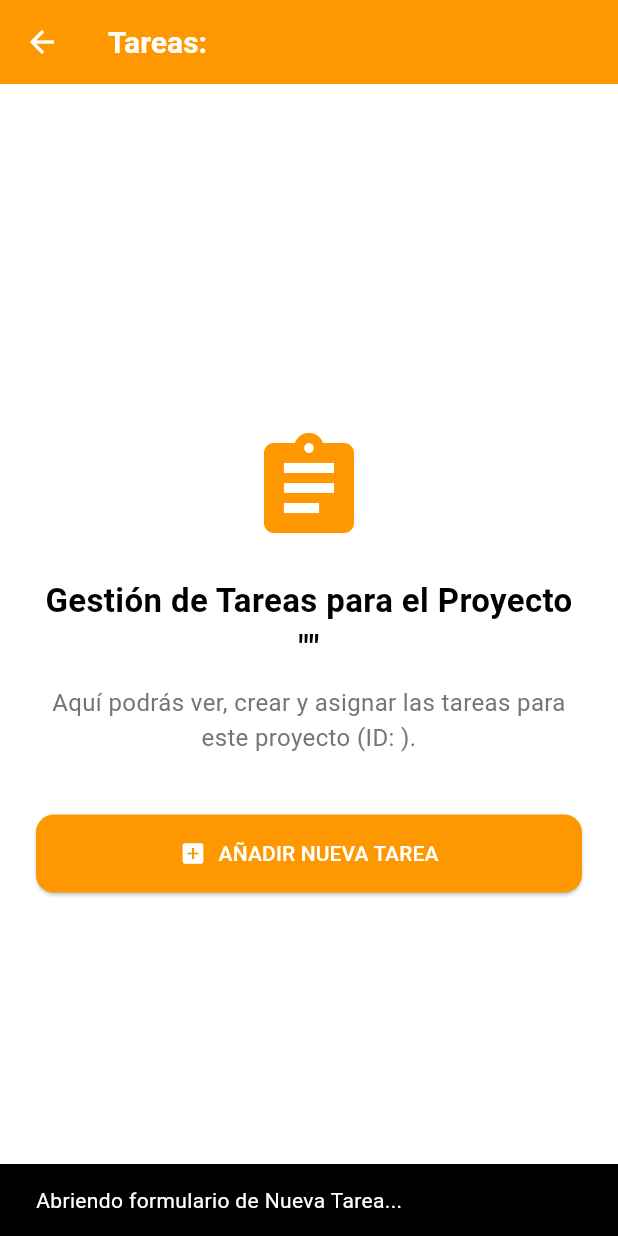
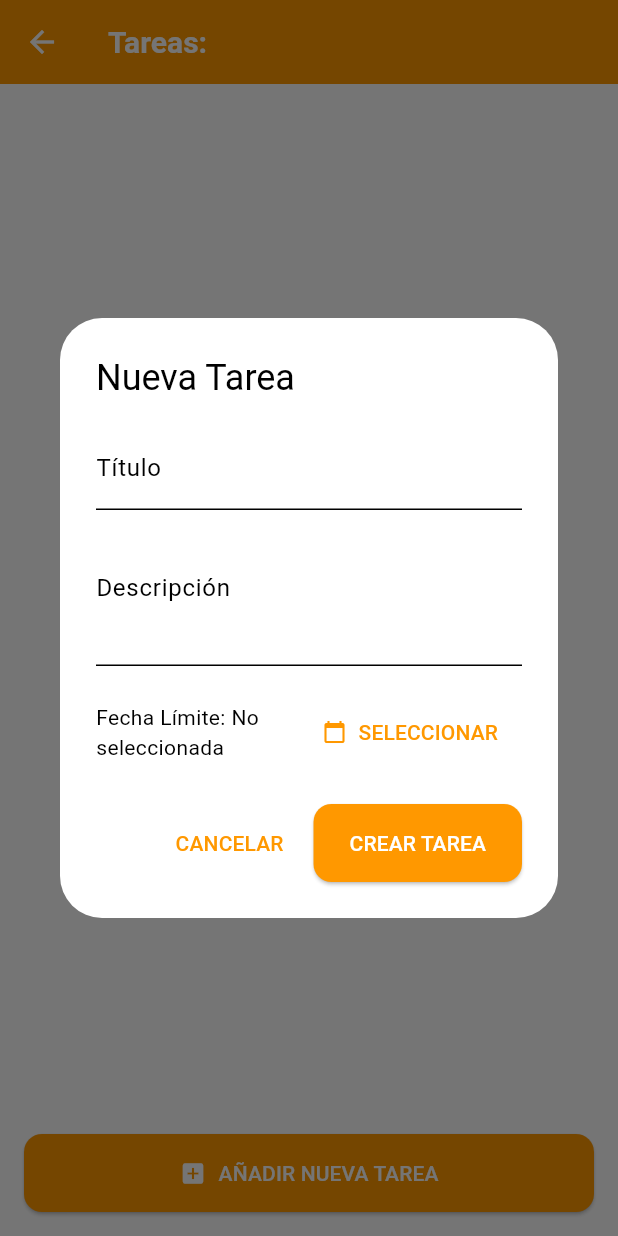
Before and after one commit to alehernandezunimet/MetroGestion, a Flutter app: the TasksScreen screen opened directly with empty values, after a tap on "AÑADIR NUEVA TAREA", on a phone screen of 412 x 824 dp. Run offline on Flutter 3.47's test engine with Material 3 defaults, Android fonts, the phone set to English and light mode, and no system bars; our stand-ins replace cloud_firestore, firebase_auth, firebase_core; accounts and stored records are empty.

Commit message:
Nueva tarea: titulo, descripcion, fecha entrega

```diff
--- a/lib/screens/proyectos/tareas_screen.dart
+++ b/lib/screens/proyectos/tareas_screen.dart
@@ -1,6 +1,8 @@
 import 'package:flutter/material.dart';
+import 'package:cloud_firestore/cloud_firestore.dart';
+import 'package:intl/intl.dart';
 
-class TasksScreen extends StatelessWidget {
+class TasksScreen extends StatefulWidget {
   final String projectId;
   final String projectName;
 
@@ -11,53 +13,188 @@ class TasksScreen extends StatelessWidget {
   });
 
   @override
+  State<TasksScreen> createState() => _TasksScreenState();
+}
+
+class _TasksScreenState extends State<TasksScreen> {
+  final FirebaseFirestore _firestore = FirebaseFirestore.instance;
+  Future<DateTime?> _selectDate(BuildContext context) async {
+    final DateTime? picked = await showDatePicker(
+      context: context,
+      initialDate: DateTime.now(),
+      firstDate: DateTime.now(), // No fechas pasadas
+      lastDate: DateTime(2030),
+      helpText: 'SELECCIONAR FECHA LÍMITE',
+      cancelText: 'CANCELAR',
+      confirmText: 'CONFIRMAR',
+      builder: (context, child) {
+        return Theme(
+          data: ThemeData.light().copyWith(
+            colorScheme: ColorScheme.light(
+              primary: Theme.of(context).primaryColor,
+              onPrimary: Colors.white,
+              surface: Colors.white,
+              onSurface: Colors.black,
+            ),
+            dialogBackgroundColor: Colors.white,
+          ),
+          child: child!,
+        );
+      },
+    );
+    return picked;
+  }
+
+  void _showAddTaskDialog() {
+    final TextEditingController titleController = TextEditingController();
+    final TextEditingController descriptionController = TextEditingController();
+    DateTime? selectedDate;
+    showDialog(
+      context: context,
+      builder: (BuildContext context) {
+        return StatefulBuilder(
+          builder: (BuildContext context, StateSetter setState) {
+            return AlertDialog(
+              title: const Text('Nueva Tarea'),
+              content: SingleChildScrollView(
+                child: Column(
+                  mainAxisSize: MainAxisSize.min,
+                  children: <Widget>[
+                    TextFormField(
+                      controller: titleController,
+                      decoration: const InputDecoration(labelText: 'Título'),
+                      validator: (value) =>
+                          value == null || value.isEmpty ? 'Requerido' : null,
+                    ),
+                    TextFormField(
+                      controller: descriptionController,
+                      decoration: const InputDecoration(
+                        labelText: 'Descripción',
+                      ),
+                      maxLines: 3,
+                    ),
+                    const SizedBox(height: 20),
+                    Row(
+                      children: [
+                        Expanded(
+                          child: Text(
+                            selectedDate == null
+                                ? 'Fecha Límite: No seleccionada'
+                                : 'Fecha Límite: ${DateFormat('dd/MM/yyyy').format(selectedDate!)}',
+                          ),
+                        ),
+                        TextButton.icon(
+                          icon: const Icon(Icons.calendar_today, size: 16),
+                          label: const Text('SELECCIONAR'),
+                          onPressed: () async {
+                            final DateTime? picked = await _selectDate(context);
+                            if (picked != null) {
+                              setState(() {
+                                selectedDate = picked;
+                              });
+                            }
+                          },
+                        ),
+                      ],
+                    ),
+                  ],
+                ),
+              ),
+              actions: <Widget>[
+                TextButton(
+                  child: const Text('CANCELAR'),
+                  onPressed: () {
+                    Navigator.of(context).pop();
+                  },
+                ),
+                ElevatedButton(
+                  child: const Text('CREAR TAREA'),
+                  onPressed: () {
+                    if (titleController.text.isNotEmpty) {
+                      _addTask(
+                        titleController.text.trim(),
+                        descriptionController.text.trim(),
+                        selectedDate,
+                      );
+                      Navigator.of(context).pop();
+                    } else {
+                      ScaffoldMessenger.of(context).showSnackBar(
+                        const SnackBar(
+                          content: Text('El título no puede estar vacío.'),
+                        ),
+                      );
+                    }
+                  },
+                ),
+              ],
+            );
+          },
+        );
+      },
+    );
+  }
+
+  Future<void> _addTask(
+    String title,
+    String description,
+    DateTime? deadline,
+  ) async {
+    try {
+      await _firestore
+          .collection('proyectos')
+          .doc(widget.projectId)
+          .collection('tareas')
+          .add({
+            'titulo': title,
+            'descripcion': description,
+            'fechaCreacion': FieldValue.serverTimestamp(),
+            'fechaLimite': deadline != null
+                ? Timestamp.fromDate(deadline)
+                : null,
+            'estado': 'pendiente',
+            'asignadoA': [],
+          });
+
+      ScaffoldMessenger.of(
+        context,
+      ).showSnackBar(const SnackBar(content: Text('Tarea creada con éxito.')));
+    } catch (e) {
+      ScaffoldMessenger.of(
+        context,
+      ).showSnackBar(SnackBar(content: Text('Error al crear tarea: $e')));
+    }
+  }
+
+  @override
   Widget build(BuildContext context) {
     return Scaffold(
-      appBar: AppBar(title: Text('Tareas: $projectName'), elevation: 0),
-      body: Center(
-        child: Padding(
-          padding: const EdgeInsets.all(24.0),
-          child: Column(
-            mainAxisAlignment: MainAxisAlignment.center,
+      appBar: AppBar(
+        title: Text('Tareas: ${widget.projectName}'),
+        elevation: 0,
+      ),
+      body: Column(
         children: [
-              const Icon(
-                Icons.assignment, // Tareas
-                size: 80,
-                color: Colors.orange,
-              ),
-              const SizedBox(height: 20),
-              Text(
-                'Gestión de Tareas para el Proyecto "$projectName"',
-                textAlign: TextAlign.center,
-                style: const TextStyle(
-                  fontSize: 22,
-                  fontWeight: FontWeight.bold,
+          const Expanded(
+            child: Center(
+              child: Text(
+                'Aquí se listarán las tareas del proyecto.',
+                style: TextStyle(fontSize: 16, color: Colors.grey),
               ),
             ),
-              const SizedBox(height: 10),
-              Text(
-                'Aquí podrás ver, crear y asignar las tareas para este proyecto (ID: $projectId).',
-                textAlign: TextAlign.center,
-                style: TextStyle(fontSize: 16, color: Colors.grey[600]),
           ),
-              const SizedBox(height: 40),
-              ElevatedButton.icon(
-                onPressed: () {
-                  ScaffoldMessenger.of(context).showSnackBar(
-                    const SnackBar(
-                      content: Text('Abriendo formulario de Nueva Tarea...'),
-                    ),
-                  );
-                },
+
+          Padding(
+            padding: const EdgeInsets.all(16.0),
+            child: ElevatedButton.icon(
+              onPressed: _showAddTaskDialog,
               icon: const Icon(Icons.add_box),
               label: const Text('AÑADIR NUEVA TAREA'),
               style: ElevatedButton.styleFrom(
                 minimumSize: const Size(double.infinity, 50),
               ),
             ),
+          ),
         ],
-          ),
-        ),
       ),
     );
   }
```
Lines whose indentation alone changed are shown as unchanged.
